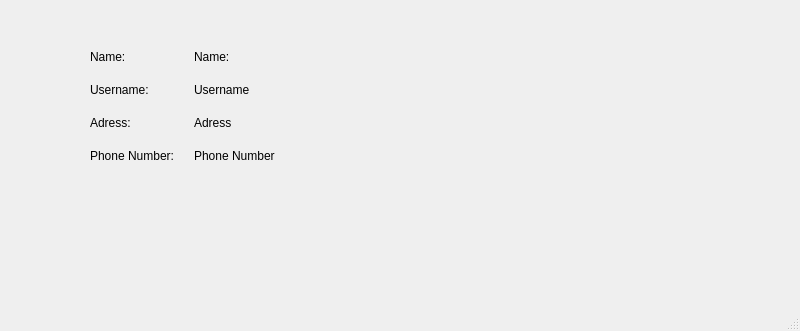
The window that userdetails.ui (Shaoor-Munir/LibraryManagementSystem) describes before a commit, drawn with Qt 5.
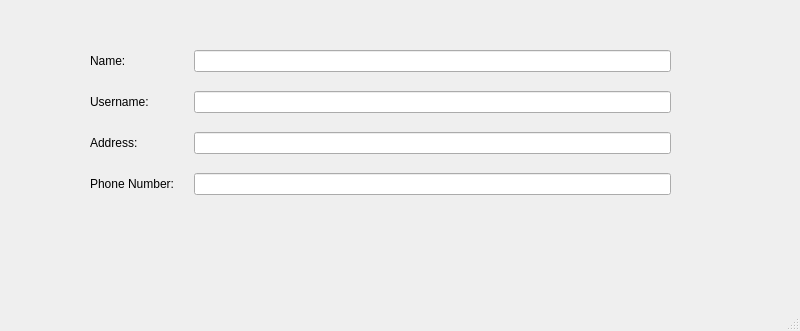
The same window after the commit.

What changed in the file:
```diff
--- a/userdetails.ui
+++ b/userdetails.ui
@@ -39,17 +39,7 @@
      <item row="0" column="0">
       <widget class="QLabel" name="label">
        <property name="styleSheet">
-        <string notr="true">font: 12pt &quot;MS Shell Dlg 2&quot;;</string>
-       </property>
-       <property name="text">
-        <string>Name:</string>
-       </property>
-      </widget>
-     </item>
-     <item row="0" column="1">
-      <widget class="QLabel" name="UName">
-       <property name="styleSheet">
-        <string notr="true">font: 12pt &quot;MS Shell Dlg 2&quot;;</string>
+        <string notr="true">font: 12pt &quot;Calibri&quot;;</string>
        </property>
        <property name="text">
         <string>Name:</string>
@@ -66,33 +56,13 @@
        </property>
       </widget>
      </item>
-     <item row="1" column="1">
-      <widget class="QLabel" name="UUName">
-       <property name="styleSheet">
-        <string notr="true">font: 12pt &quot;MS Shell Dlg 2&quot;;</string>
-       </property>
-       <property name="text">
-        <string>Username</string>
-       </property>
-      </widget>
-     </item>
      <item row="2" column="0">
       <widget class="QLabel" name="label_3">
        <property name="styleSheet">
         <string notr="true">font: 12pt &quot;MS Shell Dlg 2&quot;;</string>
        </property>
        <property name="text">
-        <string>Adress:</string>
-       </property>
-      </widget>
-     </item>
-     <item row="2" column="1">
-      <widget class="QLabel" name="UAdress">
-       <property name="styleSheet">
-        <string notr="true">font: 12pt &quot;MS Shell Dlg 2&quot;;</string>
-       </property>
-       <property name="text">
-        <string>Adress</string>
+        <string>Address:</string>
        </property>
       </widget>
      </item>
@@ -106,13 +76,43 @@
        </property>
       </widget>
      </item>
+     <item row="0" column="1">
+      <widget class="QLineEdit" name="UName">
+       <property name="styleSheet">
+        <string notr="true">font: 12pt &quot;Calibri&quot;;</string>
+       </property>
+       <property name="readOnly">
+        <bool>true</bool>
+       </property>
+      </widget>
+     </item>
+     <item row="1" column="1">
+      <widget class="QLineEdit" name="UUName">
+       <property name="styleSheet">
+        <string notr="true">font: 12pt &quot;Calibri&quot;;</string>
+       </property>
+       <property name="readOnly">
+        <bool>true</bool>
+       </property>
+      </widget>
+     </item>
+     <item row="2" column="1">
+      <widget class="QLineEdit" name="UAdress">
+       <property name="styleSheet">
+        <string notr="true">font: 12pt &quot;Calibri&quot;;</string>
+       </property>
+       <property name="readOnly">
+        <bool>true</bool>
+       </property>
+      </widget>
+     </item>
      <item row="3" column="1">
-      <widget class="QLabel" name="uNumber">
+      <widget class="QLineEdit" name="uNumber">
        <property name="styleSheet">
         <string notr="true">font: 12pt &quot;MS Shell Dlg 2&quot;;</string>
        </property>
-       <property name="text">
-        <string>Phone Number</string>
+       <property name="readOnly">
+        <bool>true</bool>
        </property>
       </widget>
      </item>
```
Left out of the diff: 8 changed lines with no effect on the pictures.
